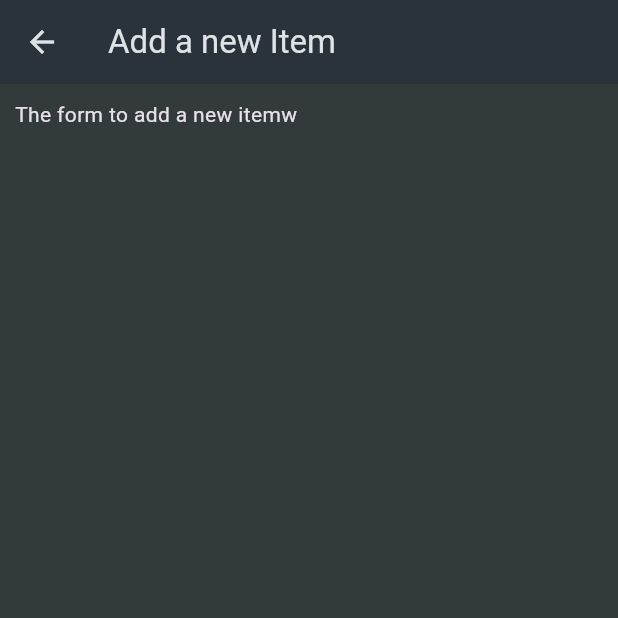
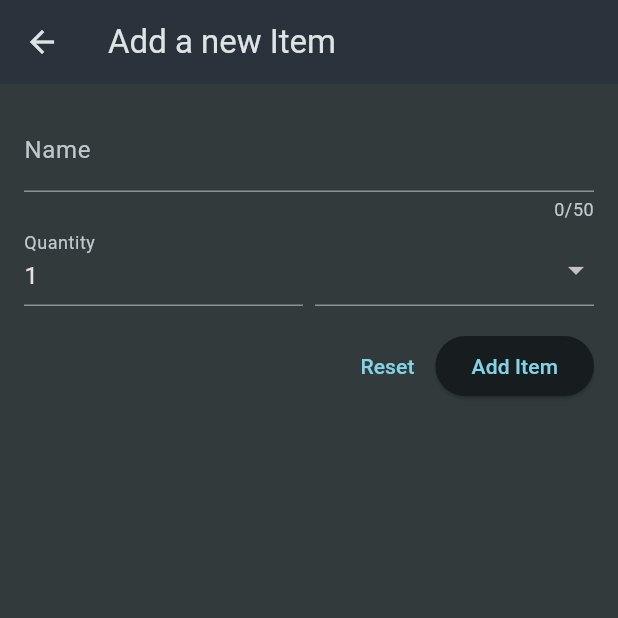
Before and after one commit to do5-5anto5/shopping_list, a Flutter app: the NewItem screen opened directly, on a phone screen of 412 x 824 dp, the top half of it. Run offline on Flutter 3.47's test engine with Material 3 defaults, Android fonts, the phone set to English and light mode, and no system bars.

Commit message:
feat: Implement NewItem's form UI

```diff
--- a/lib/widgets/new_item.dart
+++ b/lib/widgets/new_item.dart
@@ -1,4 +1,5 @@
 import 'package:flutter/material.dart';
+import 'package:shopping_list/data/categories.dart';
 
 class NewItem extends StatefulWidget {
   const NewItem({super.key});
@@ -8,16 +9,66 @@ class NewItem extends StatefulWidget {
 }
 
 class _NewItemState extends State<NewItem> {
-
   @override
   Widget build(BuildContext context) {
     return Scaffold(
-      appBar: AppBar(
-        title: Text('Add a new Item')
-      ),
+      appBar: AppBar(title: Text('Add a new Item')),
       body: Padding(
-        padding: const EdgeInsets.all(10),
-        child: Text('The form to add a new itemw'),
+        padding: const EdgeInsets.all(16),
+        child: Form(
+          child: Column(
+            children: [
+              TextFormField(
+                maxLength: 50,
+                decoration: const InputDecoration(label: Text('Name')),
+                validator: (value) {},
+              ),
+              Row(
+                crossAxisAlignment: CrossAxisAlignment.end,
+                children: [
+                  Expanded(
+                    child: TextFormField(
+                      decoration: InputDecoration(label: Text('Quantity')),
+                      initialValue: '1',
+                    ),
+                  ),
+                  SizedBox(width: 8),
+                  Expanded(
+                    child: DropdownButtonFormField(
+                      items:
+                          categories.entries
+                              .map(
+                                (category) => DropdownMenuItem(
+                                  value: category.value,
+                                  child: Row(
+                                    children: [
+                                      Container(
+                                        width: 16,
+                                        height: 16,
+                                        color: category.value.color,
+                                      ),
+                                      SizedBox(width: 6),
+                                      Text(category.value.title),
+                                    ],
+                                  ),
+                                ),
+                              ).toList(),
+                      onChanged: (value) {},
+                    ),
+                  ),
+                ],
+              ),
+              SizedBox(height: 16),
+              Row(
+                mainAxisAlignment: MainAxisAlignment.end,
+                children: [
+                  TextButton(onPressed: () {}, child: const Text('Reset')),
+                  ElevatedButton(onPressed: () {}, child: const Text('Add Item'))
+                ],
+              )
+            ],
+          ),
+        ),
       ),
     );
   }
```
